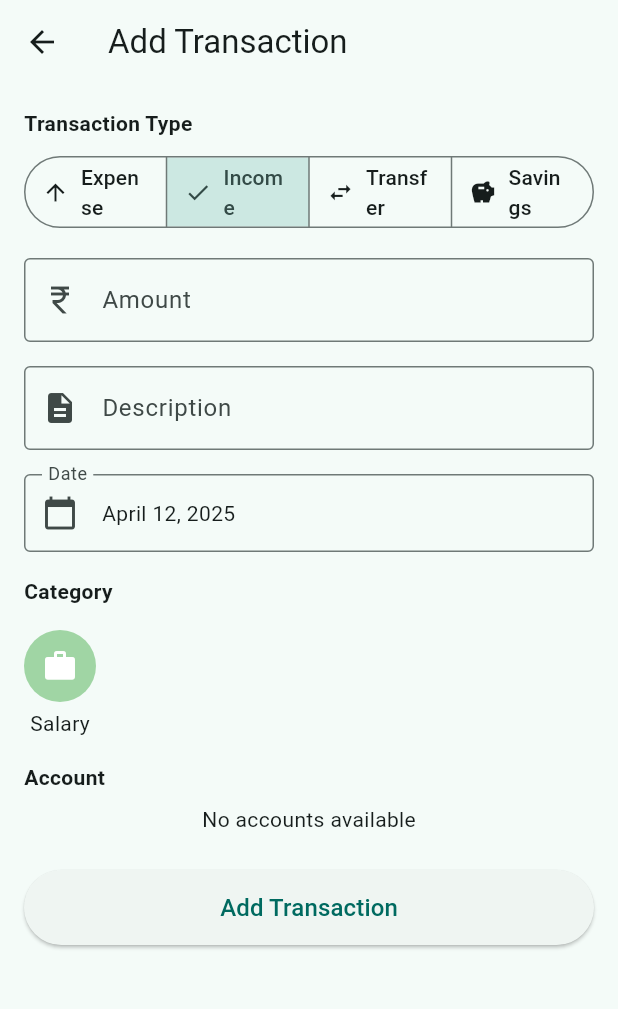
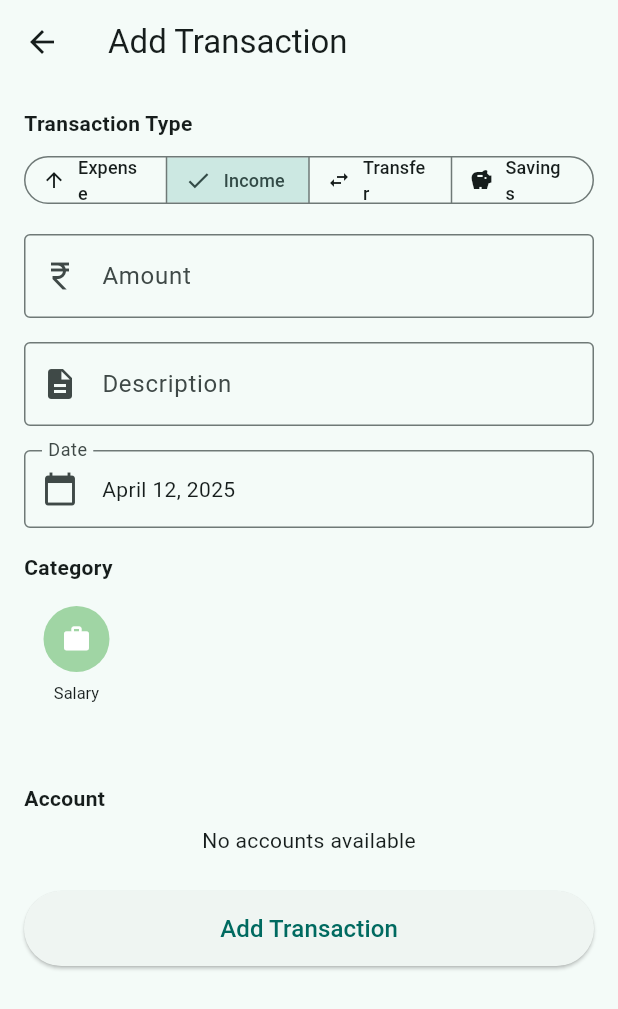
Before and after one commit to kurniawansivan/finance-tracker, a Flutter app: the AddTransactionScreen screen opened directly, after a tap on "Income", on a phone screen of 412 x 824 dp. Shown: the top 1009 px of the screen. Run offline on Flutter 3.47's test engine with Material 2 defaults, Android fonts, the phone set to English and light mode, and no system bars; our stand-ins replace fl_chart, sqflite; accounts and stored records are empty.

Commit message:
Fix: Category writing and overflow category icon

```diff
--- a/lib/screens/add_transaction_screen.dart
+++ b/lib/screens/add_transaction_screen.dart
@@ -224,7 +224,9 @@ class _AddTransactionScreenState extends State<AddTransactionScreen> {
                       ),
                     ),
                     const SizedBox(height: 8),
-                    SegmentedButton<TransactionType>(
+                    SizedBox(
+                      width: double.infinity,
+                      child: SegmentedButton<TransactionType>(
                         selected: {_selectedType},
                         onSelectionChanged: (Set<TransactionType> types) {
                           setState(() {
@@ -236,25 +238,33 @@ class _AddTransactionScreenState extends State<AddTransactionScreen> {
                         segments: const [
                           ButtonSegment<TransactionType>(
                             value: TransactionType.expense,
-                          label: Text('Expense'),
-                          icon: Icon(Icons.arrow_upward),
+                            label:
+                                Text('Expense', style: TextStyle(fontSize: 12)),
+                            icon: Icon(Icons.arrow_upward, size: 16),
                           ),
                           ButtonSegment<TransactionType>(
                             value: TransactionType.income,
-                          label: Text('Income'),
-                          icon: Icon(Icons.arrow_downward),
+                            label:
+                                Text('Income', style: TextStyle(fontSize: 12)),
+                            icon: Icon(Icons.arrow_downward, size: 16),
                           ),
                           ButtonSegment<TransactionType>(
                             value: TransactionType.transfer,
-                          label: Text('Transfer'),
-                          icon: Icon(Icons.swap_horiz),
+                            label: Text('Transfer',
+                                style: TextStyle(fontSize: 12)),
+                            icon: Icon(Icons.swap_horiz, size: 16),
                           ),
                           ButtonSegment<TransactionType>(
                             value: TransactionType.savings,
-                          label: Text('Savings'),
-                          icon: Icon(Icons.savings),
+                            label:
+                                Text('Savings', style: TextStyle(fontSize: 12)),
+                            icon: Icon(Icons.savings, size: 16),
                           ),
                         ],
+                        style: const ButtonStyle(
+                          visualDensity: VisualDensity.compact,
+                        ),
+                      ),
                     ),
                     const SizedBox(height: 16),
 
@@ -333,7 +343,7 @@ class _AddTransactionScreenState extends State<AddTransactionScreen> {
                     else
                       Container(
                         padding: const EdgeInsets.symmetric(vertical: 8),
-                        height: 80,
+                        height: 110, // Keep the increased height
                         child: ListView.builder(
                           scrollDirection: Axis.horizontal,
                           itemCount: availableCategories.length,
@@ -342,6 +352,9 @@ class _AddTransactionScreenState extends State<AddTransactionScreen> {
                             final isSelected =
                                 category.id == _selectedCategoryId;
 
+                            // Check if category name is longer than 10 characters
+                            final bool isLongName = category.name.length > 10;
+
                             return GestureDetector(
                               onTap: () {
                                 setState(() {
@@ -349,27 +362,44 @@ class _AddTransactionScreenState extends State<AddTransactionScreen> {
                                 });
                               },
                               child: Container(
-                                margin: const EdgeInsets.only(right: 16),
+                                margin: const EdgeInsets.only(
+                                    right:
+                                        10), // Reduced margin for tighter layout
+                                width: 70, // Fixed width for each category
                                 child: Column(
+                                  mainAxisSize: MainAxisSize.min,
                                   children: [
                                     CircleAvatar(
                                       backgroundColor: isSelected
                                           ? category.color
                                           : category.color.withOpacity(0.5),
-                                      radius: 24,
+                                      radius: 22, // Slightly smaller icons
                                       child: Icon(
                                         category.icon,
                                         color: Colors.white,
+                                        size: 20, // Smaller icon size
                                       ),
                                     ),
-                                    const SizedBox(height: 4),
-                                    Text(
+                                    const SizedBox(height: 6),
+                                    SizedBox(
+                                      height: 36, // Fixed height for text area
+                                      width: 68, // Slightly wider for text
+                                      child: Text(
                                         category.name,
                                         style: TextStyle(
+                                          fontSize: isLongName
+                                              ? 10
+                                              : 11, // Smaller font for longer names
                                           fontWeight: isSelected
                                               ? FontWeight.bold
                                               : FontWeight.normal,
+                                          letterSpacing: isLongName
+                                              ? -0.5
+                                              : 0, // Tighter letter spacing for longer names
+                                        ),
+                                        textAlign: TextAlign.center,
                                         overflow: TextOverflow.ellipsis,
+                                        maxLines: 2,
                                       ),
                                     ),
                                   ],
```
Lines whose indentation alone changed are shown as unchanged.
